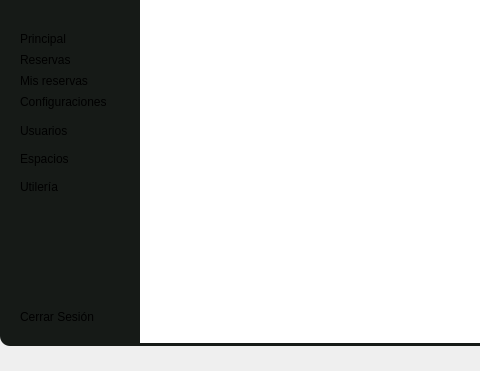
The window that frontend/vistas/menuPrincipal/menuPrincipal.ui (Johnatanvq/pooAPP) describes before a commit, drawn with Qt 5; both pictures show x 0 to 480 and y 98 to 469 of the 627 by 469 pixel window.
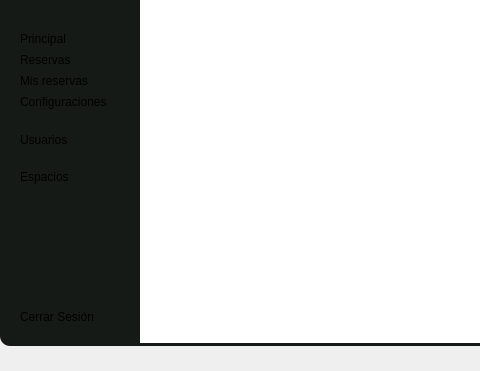
The same window after the commit. Icons and pictures are not drawn.

Commit message: clase Utilería eliminada, ajuste de vistas menu principal: botón utilería removido

What changed in the file:
```diff
--- a/frontend/vistas/menuPrincipal/menuPrincipal.ui
+++ b/frontend/vistas/menuPrincipal/menuPrincipal.ui
@@ -748,68 +748,6 @@
             </property>
            </widget>
           </item>
-          <item>
-           <widget class="QPushButton" name="bt_utileria_mm">
-            <property name="styleSheet">
-             <string notr="true">QPushButton{
-	border-top-left-radius: 0 px;
-	border-bottom-left-radius: 30px;
-	border-top-right-radius: 30px;
-	border-bottom-right-radius: 0px
-}
-QPushButton {
-    background-color: qlineargradient(spread:reflect, x1:0, y1:0.532273, x2:1, y2:0.5, 
-                                       stop:0.362832 rgba(0,128,0,255), /* Verde oscuro */
-                                       stop:0.369469 rgba(0,128,0,255), 
-                                       stop:1 rgba(0,255,0,255)); /* Verde claro */
-    
-    padding-left: 0px; /* Espacio a la izquierda para simular alineación */
-    border: none; /* Sin borde, opcional */
-    text-align: left; /* Aunque esto no tendrá efecto en QPushButton, lo incluimos para claridad */
-}
-
-QPushButton:hover{
-	border-top-left-radius: 0 px;
-	border-bottom-left-radius: 30px;
-	border-top-right-radius: 30px;
-	border-bottom-right-radius: 0px
-}
-
-
-QPushButton {
-    border-radius: 18px;
-    background-color: qlineargradient(spread:reflect, x1:0, y1:0.532273, x2:1, y2:0.5, 
-                                      stop:0.362832 rgba(0,128,0,255), /* Verde oscuro */
-                                      stop:0.369469 rgba(0,128,0,255), 
-                                      stop:1 rgba(0,255,0,255)); /* Verde claro */
-}
-
-QPushButton:hover {
-    background-color: qlineargradient(spread:reflect, x1:0, y1:0.562273, x2:0.949, y2:0.545455, 
-                                      stop:0 rgb(255,255,255), /* Cian oscuro */
-                                      stop:1 rgb(255,255,255)); /* Cian claro */
-}
-
-QLabel {
-    color: rgb(225, 225, 224);
-    font: 12pt &quot;Arial&quot;;
-}</string>
-            </property>
-            <property name="text">
-             <string>Utilería</string>
-            </property>
-            <property name="icon">
-             <iconset resource="../../imagenes/resources.qrc">
-              <normaloff>:/newPrefix/shopping-bag.svg</normaloff>:/newPrefix/shopping-bag.svg</iconset>
-            </property>
-            <property name="checkable">
-             <bool>true</bool>
-            </property>
-            <property name="autoExclusive">
-             <bool>true</bool>
-            </property>
-           </widget>
-          </item>
          </layout>
         </widget>
        </item>
@@ -1258,59 +1196,6 @@
             </property>
            </widget>
           </item>
-          <item>
-           <widget class="QPushButton" name="bt_icono_utileria_mm">
-            <property name="styleSheet">
-             <string notr="true">QPushButton{
-	border-top-left-radius: 0 px;
-	border-bottom-left-radius: 30px;
-	border-top-right-radius: 30px;
-	border-bottom-right-radius: 0px;
-	text-align: left;
-}
-QPushButton:hover{
-	border-top-left-radius: 0 px;
-	border-bottom-left-radius: 30px;
-	border-top-right-radius: 30px;
-	border-bottom-right-radius: 0px
-}
-
-
-QPushButton {
-    border-radius: 18px;
-    background-color: qlineargradient(spread:reflect, x1:0, y1:0.532273, x2:1, y2:0.5, 
-                                      stop:0.362832 rgba(0,128,0,255), /* Verde oscuro */
-                                      stop:0.369469 rgba(0,128,0,255), 
-                                      stop:1 rgba(0,255,0,255)); /* Verde claro */
-}
-
-QPushButton:hover {
-    background-color: qlineargradient(spread:reflect, x1:0, y1:0.562273, x2:0.949, y2:0.545455, 
-                                      stop:0 rgb(255,255,255), /* Cian oscuro */
-                                      stop:1 rgb(255,255,255)); /* Cian claro */
-}
-
-QLabel {
-    color: rgb(225, 225, 224);
-    font: 12pt &quot;Arial&quot;;
-}
-</string>
-            </property>
-            <property name="text">
-             <string/>
-            </property>
-            <property name="icon">
-             <iconset>
-              <normaloff>../../imagenes/shopping-bag.svg</normaloff>../../imagenes/shopping-bag.svg</iconset>
-            </property>
-            <property name="checkable">
-             <bool>true</bool>
-            </property>
-            <property name="autoExclusive">
-             <bool>true</bool>
-            </property>
-           </widget>
-          </item>
          </layout>
         </widget>
        </item>
```
The commit also changes 11 other files.
